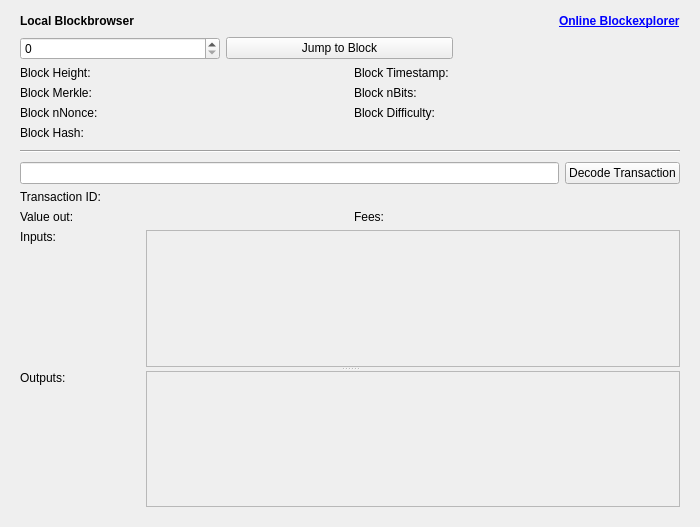
The window that src/qt/forms/blockbrowser.ui (digitalmoneybits2/dmb-old) describes before a commit, drawn with Qt 5.
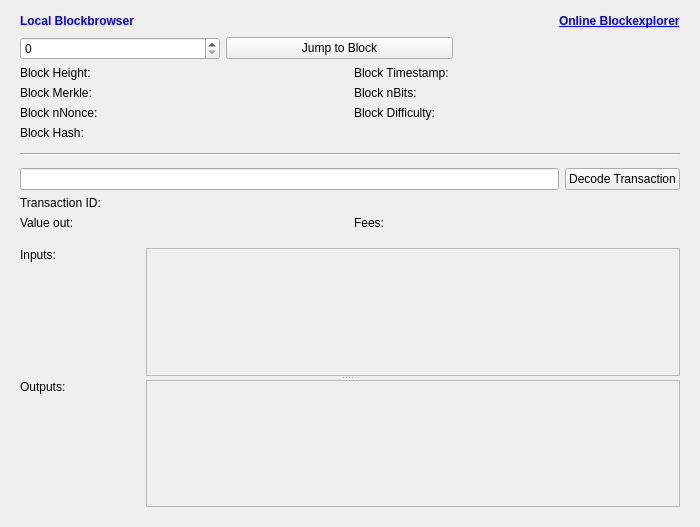
The same window after the commit.

```diff
--- a/src/qt/forms/blockbrowser.ui
+++ b/src/qt/forms/blockbrowser.ui
@@ -63,6 +63,9 @@
             <bold>true</bold>
            </font>
           </property>
+          <property name="styleSheet">
+           <string notr="true">QLabel { color: blue; }</string>
+          </property>
           <property name="text">
            <string>Local Blockbrowser</string>
           </property>
@@ -330,7 +333,7 @@
         <property name="minimumSize">
          <size>
           <width>0</width>
-          <height>10</height>
+          <height>16</height>
          </size>
         </property>
         <property name="orientation">
@@ -367,6 +370,9 @@
       </item>
       <item>
        <layout class="QGridLayout" name="gridLayout_2">
+        <property name="bottomMargin">
+         <number>12</number>
+        </property>
         <property name="horizontalSpacing">
          <number>7</number>
         </property>
@@ -480,7 +486,7 @@
                <x>0</x>
                <y>0</y>
                <width>534</width>
-               <height>118</height>
+               <height>109</height>
               </rect>
              </property>
              <layout class="QVBoxLayout" name="verticalLayout_3">
@@ -566,7 +572,7 @@
                <x>0</x>
                <y>0</y>
                <width>534</width>
-               <height>117</height>
+               <height>109</height>
               </rect>
              </property>
              <layout class="QVBoxLayout" name="verticalLayout_2">
```
